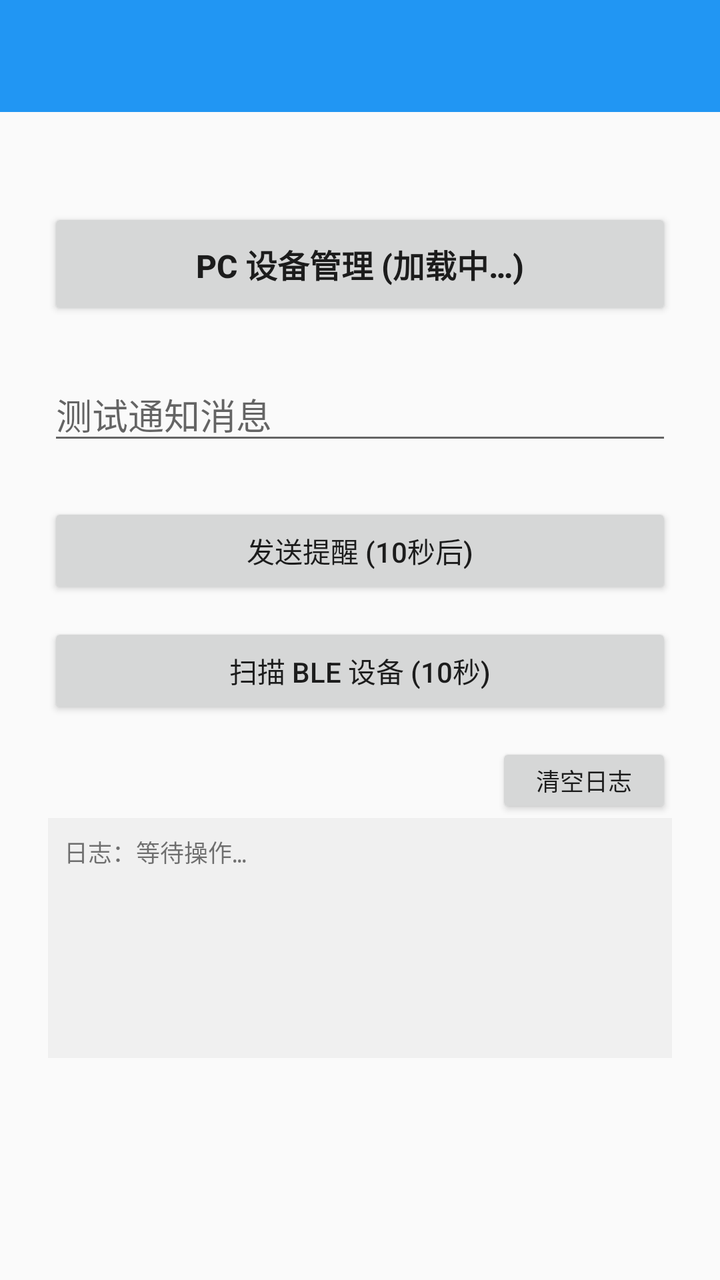
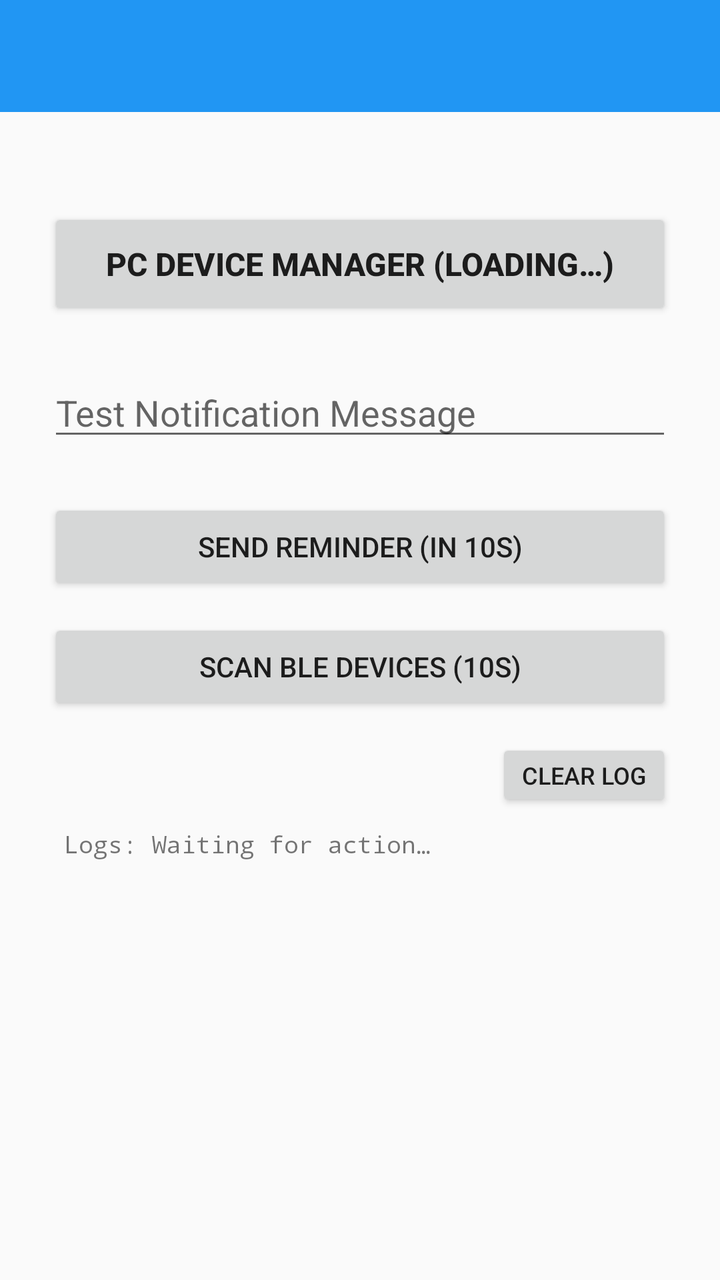

Before-and-after screenshots of an Android layout around one commit, followed by the original layout XML and the change that was made.
<!-- AndroidManifest.xml: application theme Theme.Demo -->
<!-- res/layout/activity_main.xml -->
<?xml version="1.0" encoding="utf-8"?>
<LinearLayout xmlns:android="http://schemas.android.com/apk/res/android"
    xmlns:app="http://schemas.android.com/apk/res-auto"
    android:layout_width="match_parent"
    android:layout_height="match_parent"
    android:orientation="vertical">

    <FrameLayout
        android:id="@+id/app_bar"
        android:layout_width="match_parent"
        android:layout_height="wrap_content"
        android:background="?attr/colorPrimary">

        <androidx.appcompat.widget.Toolbar
            android:id="@+id/toolbar"
            android:layout_width="match_parent"
            android:layout_height="?attr/actionBarSize"
            android:theme="@style/ThemeOverlay.AppCompat.Dark.ActionBar"
            app:titleTextColor="@android:color/white" />

    </FrameLayout>

    <ScrollView
        android:layout_width="match_parent"
        android:layout_height="0dp"
        android:layout_weight="1"
        android:fillViewport="true">

        <LinearLayout
            android:layout_width="match_parent"
            android:layout_height="wrap_content"
            android:gravity="center_horizontal"
            android:orientation="vertical"
            android:padding="24dp">

            <Space
                android:layout_width="match_parent"
                android:layout_height="24dp" />

            <Button
                android:id="@+id/btn_device_manager"
                android:layout_width="match_parent"
                android:layout_height="56dp"
                android:textSize="16sp"
                android:textStyle="bold"
                android:text="PC 设备管理 (加载中…)" />




            <Space
                android:layout_width="match_parent"
                android:layout_height="24dp" />

            <EditText
                android:id="@+id/et_message"
                android:layout_width="match_parent"
                android:layout_height="wrap_content"
                android:hint="@string/s_default_text"
                android:inputType="text" />

            <Space
                android:layout_width="match_parent"
                android:layout_height="24dp" />

            <Button
                android:id="@+id/btn_send"
                android:layout_width="match_parent"
                android:layout_height="wrap_content"
                android:text="@string/s_send_reminder" />

            <Space
                android:layout_width="match_parent"
                android:layout_height="12dp" />

            <Button
                android:id="@+id/btn_scan_only"
                android:layout_width="match_parent"
                android:layout_height="wrap_content"
                android:text="扫描 BLE 设备 (10秒)" />

            <Space
                android:layout_width="match_parent"
                android:layout_height="12dp" />

            <LinearLayout
                android:layout_width="match_parent"
                android:layout_height="wrap_content"
                android:orientation="horizontal">

                <Space
                    android:layout_width="0dp"
                    android:layout_height="wrap_content"
                    android:layout_weight="1" />

                <Button
                    android:id="@+id/btn_clear_log"
                    android:layout_width="wrap_content"
                    android:layout_height="wrap_content"
                    android:text="@string/s_clear_log"
                    android:minHeight="32dp"
                    android:textSize="12sp" />

            </LinearLayout>

            <ScrollView
                android:layout_width="match_parent"
                android:layout_height="120dp"
                android:background="#F0F0F0"
                android:padding="8dp">

                <TextView
                    android:id="@+id/tv_log"
                    android:layout_width="match_parent"
                    android:layout_height="wrap_content"
                    android:fontFamily="monospace"
                    android:textIsSelectable="true"
                    android:textSize="12sp"
                    android:text="日志：等待操作…" />

            </ScrollView>

        </LinearLayout>
    </ScrollView>
</LinearLayout>
<!-- resources referenced by this layout -->
<resources>
  <string name="s_clear_log">清空日志</string>
  <string name="s_default_text">测试通知消息</string>
  <string name="s_send_reminder">发送提醒 (10秒后)</string>
  <style name="Theme.Demo" parent="Theme.AppCompat.Light.NoActionBar">
          <item name="colorPrimary">@color/color_primary</item>
          <item name="colorPrimaryDark">@color/color_primary_dark</item>
          <item name="colorAccent">@color/color_accent</item>
      </style>
  <color name="color_primary">#2196F3</color>
  <color name="color_primary_dark">#1976D2</color>
  <color name="color_accent">#FF9800</color>
</resources>

<!-- the commit's change to res/layout/activity_main.xml (unified diff, before → after) -->
@@ -43,7 +43,7 @@
                 android:layout_height="56dp"
                 android:textSize="16sp"
                 android:textStyle="bold"
-                android:text="PC 设备管理 (加载中…)" />
+                android:text="@string/s_device_manager_loading" />
 
 
 
@@ -77,7 +77,7 @@
                 android:id="@+id/btn_scan_only"
                 android:layout_width="match_parent"
                 android:layout_height="wrap_content"
-                android:text="扫描 BLE 设备 (10秒)" />
+                android:text="@string/s_scan_ble_devices" />
 
             <Space
                 android:layout_width="match_parent"
@@ -106,8 +106,9 @@
             <ScrollView
                 android:layout_width="match_parent"
                 android:layout_height="120dp"
-                android:background="#F0F0F0"
+                android:background="?android:attr/colorBackground"
                 android:padding="8dp">
+
 
                 <TextView
                     android:id="@+id/tv_log"
@@ -116,7 +117,8 @@
                     android:fontFamily="monospace"
                     android:textIsSelectable="true"
                     android:textSize="12sp"
-                    android:text="日志：等待操作…" />
+                    android:text="@string/s_log_waiting" />
+
 
             </ScrollView>
 
<!-- resource entries referenced after the edit -->
@@ -1,8 +1,11 @@
 <!-- resources referenced by this layout -->
 <resources>
-  <string name="s_clear_log">清空日志</string>
-  <string name="s_default_text">测试通知消息</string>
-  <string name="s_send_reminder">发送提醒 (10秒后)</string>
+  <string name="s_clear_log">Clear Log</string>
+  <string name="s_default_text">Test Notification Message</string>
+  <string name="s_device_manager_loading">PC Device Manager (Loading…)</string>
+  <string name="s_log_waiting">Logs: Waiting for action…</string>
+  <string name="s_scan_ble_devices">Scan BLE Devices (10s)</string>
+  <string name="s_send_reminder">Send Reminder (In 10s)</string>
   <style name="Theme.Demo" parent="Theme.AppCompat.Light.NoActionBar">
           <item name="colorPrimary">@color/color_primary</item>
           <item name="colorPrimaryDark">@color/color_primary_dark</item>
